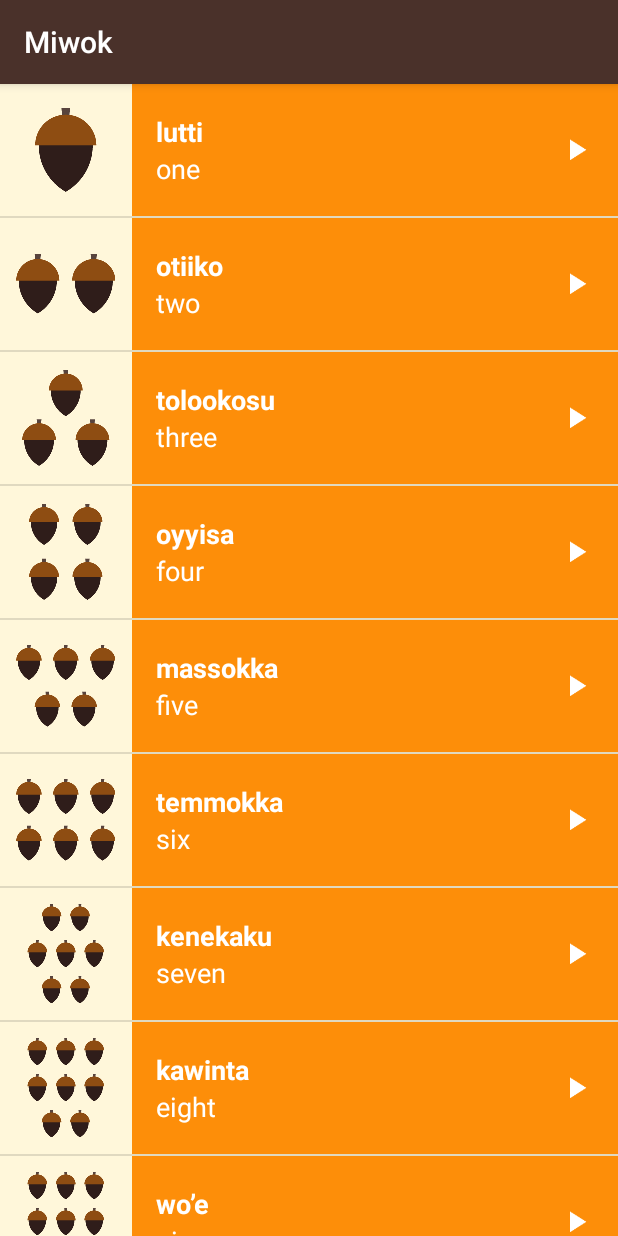
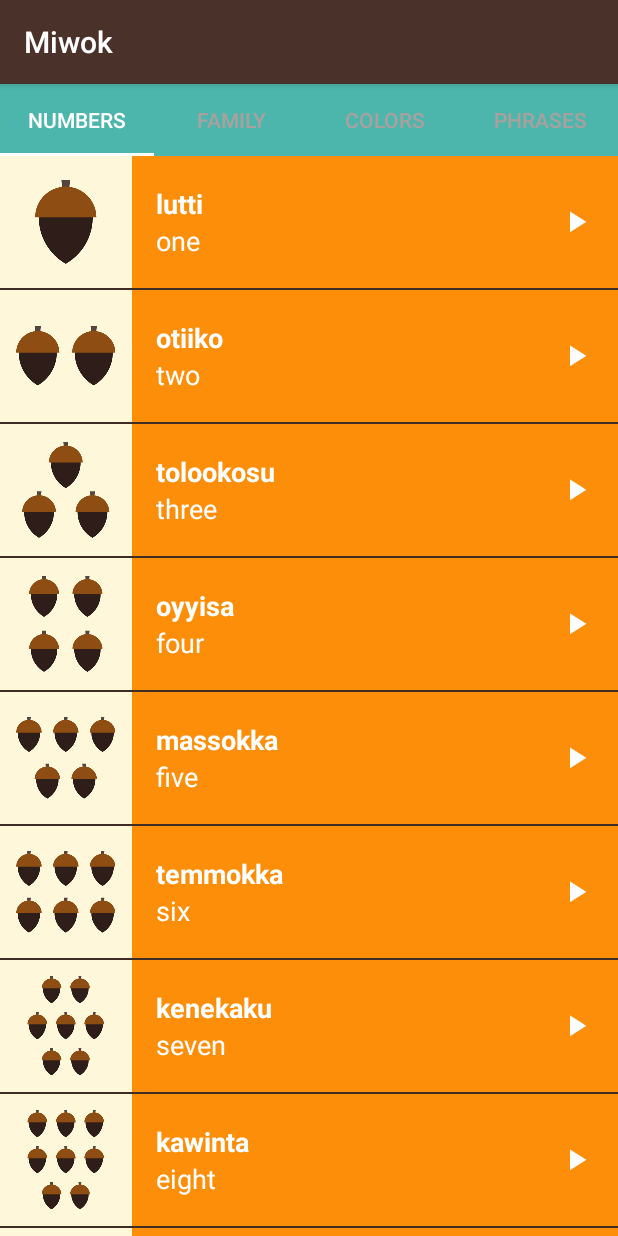
Before and after one commit to amber123013/Miwok, an Android app: the screen it shows after launch (MainActivity), on a phone screen of 412 x 824 dp. Run offline under Robolectric (Android 15) with nearby library versions, the phone set to English and light mode, and no system bars.

Commit message:
使用TabLayout（标题栏）添加四个类别显示，并设置背景样式

```diff
--- a/app/build.gradle
+++ b/app/build.gradle
@@ -24,5 +24,6 @@
     compile 'com.android.support:appcompat-v7:23.4.0'
     compile 'com.android.support:support-v4:23.4.0'
     compile 'com.android.support:design:23.4.0'
+    compile 'com.android.support:design:23.3.0'
     testCompile 'junit:junit:4.12'
 }
--- a/app/src/main/java/com/example/android/miwok/CategoryAdapter.java
+++ b/app/src/main/java/com/example/android/miwok/CategoryAdapter.java
@@ -1,5 +1,6 @@
 package com.example.android.miwok;
 
+import android.content.Context;
 import android.support.v4.app.Fragment;
 import android.support.v4.app.FragmentManager;
 import android.support.v4.app.FragmentPagerAdapter;
@@ -9,8 +10,25 @@
  */
 
 public class CategoryAdapter extends FragmentPagerAdapter{
-    public CategoryAdapter(FragmentManager fm) {
+    private Context mContext;
+    public CategoryAdapter(FragmentManager fm, Context context) {
         super(fm);
+        this.mContext = context;
+    }
+
+    //设置Tablayout 标签页中的文本
+    //需要Context来获取资源字符串，在构造函数中添加
+    @Override
+    public CharSequence getPageTitle(int position) {
+        if (position == 0) {
+            return mContext.getString(R.string.category_numbers);
+        } else if (position == 1) {
+            return mContext.getString(R.string.category_family);
+        } else if (position == 2) {
+            return mContext.getString(R.string.category_colors);
+        } else {
+            return mContext.getString(R.string.category_phrases);
+        }
     }
 
     @Override
--- a/app/src/main/java/com/example/android/miwok/MainActivity.java
+++ b/app/src/main/java/com/example/android/miwok/MainActivity.java
@@ -16,6 +16,7 @@
 package com.example.android.miwok;
 
 import android.os.Bundle;
+import android.support.design.widget.TabLayout;
 import android.support.v4.view.ViewPager;
 import android.support.v7.app.AppCompatActivity;
 import android.util.Log;
@@ -32,10 +33,16 @@
         ViewPager viewPager = (ViewPager) findViewById(R.id.viewpager);
 
         // Create an adapter that knows which fragment should be shown on each page
-        CategoryAdapter adapter = new CategoryAdapter(getSupportFragmentManager());
+        CategoryAdapter adapter = new CategoryAdapter(getSupportFragmentManager(),this);
 
         // Set the adapter onto the view pager
         viewPager.setAdapter(adapter);
+
+        //查找Tablayout
+        TabLayout tabLayout = (TabLayout) findViewById(R.id.tabs);
+        //关联Tablayout 与 viewPager
+        tabLayout.setupWithViewPager(viewPager);
+
         Log.e("MainActivity","错误信息");
         Log.w("MainActivity","警告信息");
         Log.i("MainActivity","普通信息");
--- a/app/src/main/res/layout/activity_main.xml
+++ b/app/src/main/res/layout/activity_main.xml
@@ -19,9 +19,17 @@
 
     android:layout_width="match_parent"
     android:layout_height="match_parent"
-    android:background="@color/tan_background"
+    android:background="@color/primary_color"
     android:orientation="vertical"
     tools:context="com.example.android.miwok.MainActivity">
+
+    <android.support.design.widget.TabLayout
+        android:id="@+id/tabs"
+        style="@style/CategoryTab"
+        android:layout_width="match_parent"
+        android:layout_height="wrap_content"
+        android:background="#4DB6AC"/>
+
     <android.support.v4.view.ViewPager
         android:id="@+id/viewpager"
         android:layout_width="match_parent"
--- a/app/src/main/res/values/strings.xml
+++ b/app/src/main/res/values/strings.xml
@@ -26,7 +26,7 @@
     <string name="category_numbers">Numbers</string>
 
     <!-- Category name for the vocabulary words for family members [CHAR LIMIT=20] -->
-    <string name="category_family">Family Members</string>
+    <string name="category_family">Family</string>
 
     <!-- TODO: Remove or change this placeholder text -->
     <string name="hello_blank_fragment">Hello blank fragment</string>
--- a/app/src/main/res/values/styles.xml
+++ b/app/src/main/res/values/styles.xml
@@ -20,14 +20,15 @@
         <item name="colorPrimaryDark">@color/primary_dark_color</item>
     </style>
 
-    <!-- Style for a category of vocabulary words -->
-    <style name="CategoryStyle">
-        <item name="android:layout_width">match_parent</item>
-        <item name="android:layout_height">@dimen/list_item_height</item>
-        <item name="android:gravity">center_vertical</item>
-        <item name="android:padding">16dp</item>
-        <item name="android:textColor">@android:color/white</item>
-        <item name="android:textStyle">bold</item>
-        <item name="android:textAppearance">?android:textAppearanceMedium</item>
+    <!--类别名称选项卡（TabLayout）的样式-->
+    <style name="CategoryTab" parent="Widget.Design.TabLayout">
+        <!--选项卡下划线颜色-->
+        <item name="tabIndicatorColor">@android:color/white</item>
+        <item name="tabSelectedTextColor">@android:color/white</item>
+        <item name="tabTextAppearance">@style/CategoryTabTextAppearance</item>
+    </style>
+    <!-- Text appearance style for a category tab -->
+    <style name="CategoryTabTextAppearance" parent="TextAppearance.Design.Tab">
+        <item name="android:textColor">#A8A19E</item>
     </style>
 </resources>
```
